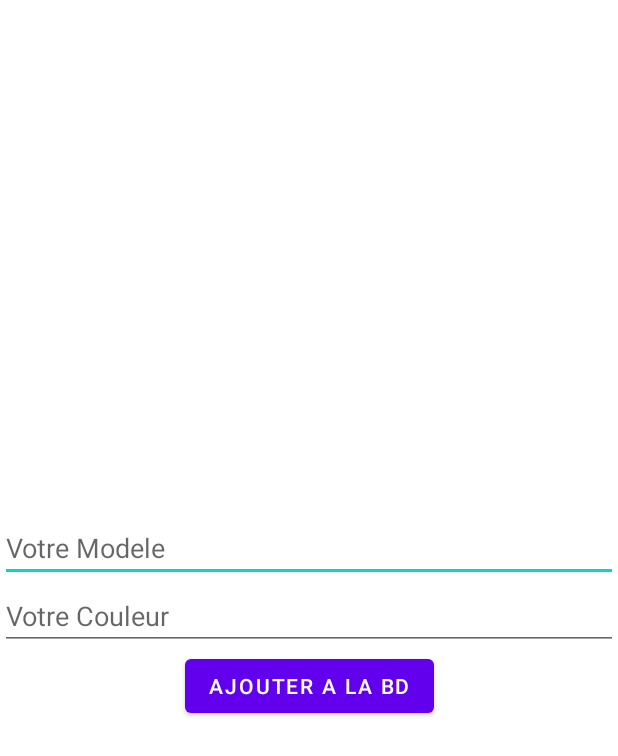
After one commit to kGUILLOT/ProjetCour, an Android app: the layout database.xml on its own in the app's theme, with its tools: preview values and no code run, on a phone screen of 412 x 824 dp. The commit adds this screen. Shown: the top 756 px of the screen. Run offline under Robolectric (Android 15) with nearby library versions, the phone set to English and light mode, and no system bars.

Commit message:
preparatif fait

```diff
--- /dev/null
+++ b/app/src/main/java/com/example/projetcour/Constants.kt
@@ -0,0 +1,3 @@
+package com.example.projetcour
+
+const val DATABASE_NAME = "my_cars"
--- a/app/src/main/java/com/example/projetcour/DataManager.kt
+++ b/app/src/main/java/com/example/projetcour/DataManager.kt
@@ -1,9 +1,12 @@
 package com.example.projetcour
 
+import com.example.projetcour.database.AppDatabase
 
 
 object DataManager {
+
     var avatar: Int? = null
     var connexion: Int? = null
+    lateinit var db : AppDatabase
 
 }
--- a/app/src/main/java/com/example/projetcour/database/AppDatabase.kt
+++ b/app/src/main/java/com/example/projetcour/database/AppDatabase.kt
@@ -1,9 +1,9 @@
-package com.example.myapplication.database
+package com.example.projetcour.database
 
 import androidx.room.Database
 import androidx.room.RoomDatabase
-import com.example.myapplication.database.car.Notes
-import com.example.myapplication.database.car.NotesDao
+import com.example.projetcour.database.notes.Notes
+import com.example.projetcour.database.notes.NotesDao
 
 
 @Database(entities = [Notes::class], version = 1)
--- a/app/src/main/java/com/example/projetcour/database/car/Notes.kt
+++ b/app/src/main/java/com/example/projetcour/database/notes/Notes.kt
@@ -1,4 +1,4 @@
-package com.example.myapplication.database.car
+package com.example.projetcour.database.notes
 
 import androidx.room.Entity
 import androidx.room.PrimaryKey
--- a/app/src/main/java/com/example/projetcour/database/car/NotesDao.kt
+++ b/app/src/main/java/com/example/projetcour/database/notes/NotesDao.kt
@@ -1,9 +1,10 @@
-package com.example.myapplication.database.car
+package com.example.projetcour.database.notes
 
 import androidx.room.Dao
 import androidx.room.Delete
 import androidx.room.Insert
 import androidx.room.Query
+
 
 @Dao
 interface NotesDao {
--- /dev/null
+++ b/app/src/main/res/layout/database.xml
@@ -0,0 +1,41 @@
+<?xml version="1.0" encoding="utf-8"?>
+<androidx.constraintlayout.widget.ConstraintLayout xmlns:android="http://schemas.android.com/apk/res/android"
+    android:layout_width="match_parent"
+    android:layout_height="match_parent"
+    android:orientation="vertical"
+    xmlns:app="http://schemas.android.com/apk/res-auto">
+    <EditText
+        android:layout_width="match_parent"
+        android:layout_height="wrap_content"
+        android:id="@+id/model"
+        android:hint="Votre Modele"
+        app:layout_constraintVertical_chainStyle="packed"
+        app:layout_constraintStart_toStartOf="parent"
+        app:layout_constraintTop_toTopOf="parent"
+        app:layout_constraintEnd_toEndOf="parent"
+        app:layout_constraintBottom_toTopOf="@id/couleur"
+
+        />
+    <EditText
+        android:layout_width="match_parent"
+        android:layout_height="wrap_content"
+        android:id="@+id/couleur"
+        android:hint="Votre Couleur"
+        app:layout_constraintStart_toStartOf="parent"
+        app:layout_constraintTop_toBottomOf="@id/model"
+        app:layout_constraintEnd_toEndOf="parent"
+        app:layout_constraintBottom_toTopOf="@id/bouton_database"
+
+        />
+    <Button
+        android:id="@+id/bouton_database"
+        android:layout_width="wrap_content"
+        android:layout_height="wrap_content"
+        android:text="Ajouter a la BD"
+        app:layout_constraintStart_toStartOf="parent"
+        app:layout_constraintEnd_toEndOf="parent"
+        app:layout_constraintBottom_toBottomOf="parent"
+        app:layout_constraintTop_toBottomOf="@id/couleur"
+        />
+
+</androidx.constraintlayout.widget.ConstraintLayout>
```
Also changed, not shown: app/src/main/java/com/example/projetcour/MainActivity.kt (+66 -28 lines).
